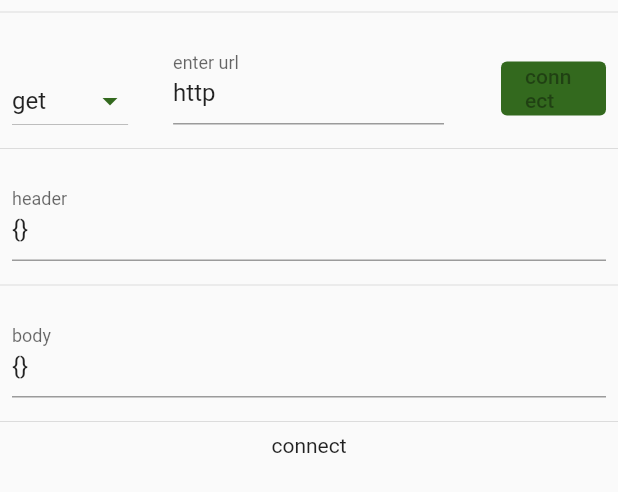
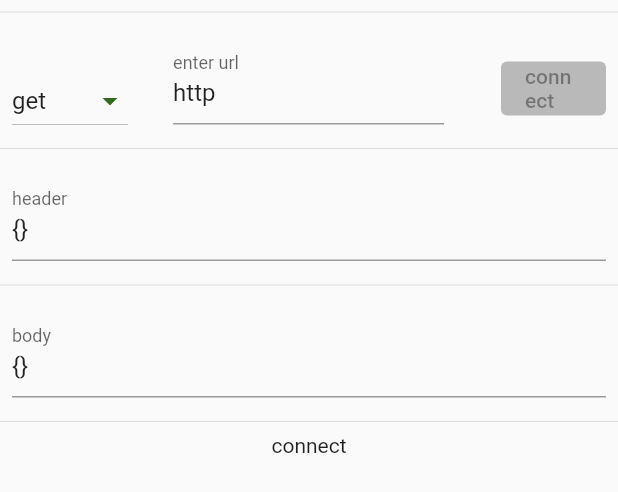
Before and after one commit to b14cknc0d3/apiman, a Flutter app: the ApiPagedata widget shown alone on an empty page, opened directly, on a phone screen of 412 x 824 dp. Shown: the top 492 px of the screen. Run offline on Flutter 3.47's test engine with Material 2 defaults, Android fonts, the phone set to English and light mode, and no system bars; our stand-ins replace bloc, equatable, flutter_bloc, flutter_highlight, flutter_html, formz and 7 more; missing offline and left inert: dart:ffi, dart:html, highlight, sqlite3, sqlite3_library_windows, tabbed_view; accounts and stored records are empty.

```diff
--- a/lib/main.dart
+++ b/lib/main.dart
@@ -53,6 +53,7 @@ class MyApp extends StatelessWidget {
         builder: (BuildContext context, snapshot) {
           if (snapshot.connectionState == ConnectionState.waiting) {
             return MaterialApp(
+              debugShowCheckedModeBanner: false,
               home: Splash(),
               title: title,
             );
--- a/lib/ui/screens/api/apiPageData.dart
+++ b/lib/ui/screens/api/apiPageData.dart
@@ -76,12 +76,19 @@ class _ApiPagedataState extends State<ApiPagedata>
                   content: Row(
                     children: [
                       Padding(
-                        padding: EdgeInsets.only(left: 8.0, right: 8.0),
-                        child: Icon(
-                          Icons.sync_rounded,
-                          color: Colors.white,
-                        ),
-                      ),
+                          padding: EdgeInsets.only(left: 8.0, right: 8.0),
+                          child: SizedBox(
+                            height: 12,
+                            width: 12,
+                            child: CircularProgressIndicator(
+                              strokeWidth: 2.0,
+                            ),
+                          )
+                          //  Icon(
+                          //   Icons.sync_rounded,
+                          //   color: Colors.white,
+                          // ),
+                          ),
                       Text('submitting...', style: TextStyle()),
                     ],
                   ),
@@ -276,32 +283,24 @@ class _ApiPagedataState extends State<ApiPagedata>
                 ? SizedBox(
                     width: 70,
                     child: ElevatedButton(
-                      style: ButtonStyle(
-                          backgroundColor: MaterialStateProperty.all(
-                              Theme.of(context).primaryColor)),
+                      style: ButtonStyle(backgroundColor:
+                          MaterialStateProperty.resolveWith<Color>(
+                              (Set<MaterialState> states) {
+                        if (states.contains(MaterialState.pressed))
+                          return Theme.of(context).primaryColor.withOpacity(1);
+                        else if (states.contains(MaterialState.disabled))
+                          return Colors.black26;
+                        return Theme.of(context).primaryColor; //
+                      })),
                       onPressed: state.status.isValidated
                           ? () {
-                              // url = _pathController1.text.trim();
-
-                              // hMap = _headerController1.text.trim();
-
-                              // data = _dataController1.text.trim();
-                              // print("---data--from----state---before---submit");
-                              // print("${state.url.value}");
-                              // print("${state.header.value}");
-                              // print("${state.body.value}");
-                              // print("${state.method.value}");
-                              // print("------end-----ds");
                               context.read<ApimanformCubit>().formSummits();
-                              //   .add(SubmittedEvent(
-                              //         url!,
-                              //         hMap,
-                              //         data,
-                              //         ddbValue ?? "get",
-                              //       ));
                             }
                           : null,
-                      child: Text("connect"),
+                      child: Text(
+                        "connect",
+                        style: TextStyle(),
+                      ),
                     ),
                   )
                 : SizedBox(
```
Also changed, not shown: lib/ui/screens/api/apiPage.dart (+22 -1 lines), lib/widgets/splash.dart (+8 -2 lines), pubspec.yaml (+8 -6 lines), assets/fonts/Righteous-Regular.ttf (added).
